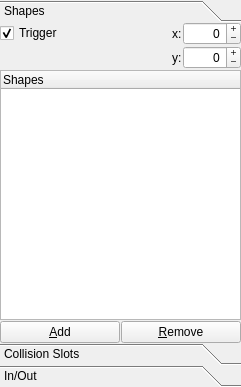
Qt form lib/ui/tab_regionsUi.ui (wonkoderverstaendige/Spotter) before a commit.
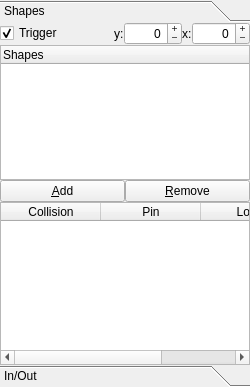
The same form after that commit.

Patch:
```diff
--- a/lib/ui/tab_regionsUi.ui
+++ b/lib/ui/tab_regionsUi.ui
@@ -6,7 +6,7 @@
    <rect>
     <x>0</x>
     <y>0</y>
-    <width>241</width>
+    <width>250</width>
     <height>387</height>
    </rect>
   </property>
@@ -47,8 +47,8 @@
          <rect>
           <x>0</x>
           <y>0</y>
-          <width>239</width>
-          <height>322</height>
+          <width>248</width>
+          <height>343</height>
          </rect>
         </property>
         <attribute name="label">
@@ -67,9 +67,33 @@
             <number>0</number>
            </property>
            <property name="spacing">
-            <number>1</number>
+            <number>0</number>
            </property>
-           <item row="8" column="0">
+           <item row="5" column="0" rowspan="2" colspan="2">
+            <widget class="QTreeWidget" name="tree_region_shapes">
+             <property name="sizePolicy">
+              <sizepolicy hsizetype="Expanding" vsizetype="Expanding">
+               <horstretch>0</horstretch>
+               <verstretch>0</verstretch>
+              </sizepolicy>
+             </property>
+             <property name="showDropIndicator" stdset="0">
+              <bool>false</bool>
+             </property>
+             <property name="alternatingRowColors">
+              <bool>true</bool>
+             </property>
+             <property name="indentation">
+              <number>0</number>
+             </property>
+             <column>
+              <property name="text">
+               <string>Shapes</string>
+              </property>
+             </column>
+            </widget>
+           </item>
+           <item row="7" column="0">
             <widget class="QPushButton" name="btn_add_shape">
              <property name="minimumSize">
               <size>
@@ -88,7 +112,7 @@
              </property>
             </widget>
            </item>
-           <item row="8" column="1">
+           <item row="7" column="1">
             <widget class="QPushButton" name="btn_remove_shape">
              <property name="minimumSize">
               <size>
@@ -127,49 +151,6 @@
               </spacer>
              </item>
              <item>
-              <widget class="QLabel" name="lbl_x">
-               <property name="text">
-                <string>x:</string>
-               </property>
-              </widget>
-             </item>
-             <item>
-              <widget class="QSpinBox" name="spin_shape_x">
-               <property name="alignment">
-                <set>Qt::AlignRight|Qt::AlignTrailing|Qt::AlignVCenter</set>
-               </property>
-               <property name="buttonSymbols">
-                <enum>QAbstractSpinBox::PlusMinus</enum>
-               </property>
-               <property name="accelerated">
-                <bool>true</bool>
-               </property>
-               <property name="minimum">
-                <number>-2048</number>
-               </property>
-               <property name="maximum">
-                <number>2048</number>
-               </property>
-              </widget>
-             </item>
-            </layout>
-           </item>
-           <item row="5" column="0" colspan="2">
-            <layout class="QHBoxLayout" name="horizontalLayout_2">
-             <item>
-              <spacer name="horizontalSpacer_2">
-               <property name="orientation">
-                <enum>Qt::Horizontal</enum>
-               </property>
-               <property name="sizeHint" stdset="0">
-                <size>
-                 <width>40</width>
-                 <height>20</height>
-                </size>
-               </property>
-              </spacer>
-             </item>
-             <item>
               <widget class="QLabel" name="lbl_y">
                <property name="text">
                 <string>y:</string>
@@ -195,62 +176,41 @@
                </property>
               </widget>
              </item>
-            </layout>
-           </item>
-           <item row="6" column="0" rowspan="2" colspan="2">
-            <widget class="QTreeWidget" name="tree_region_shapes">
-             <property name="sizePolicy">
-              <sizepolicy hsizetype="Expanding" vsizetype="Expanding">
-               <horstretch>0</horstretch>
-               <verstretch>0</verstretch>
-              </sizepolicy>
-             </property>
-             <property name="showDropIndicator" stdset="0">
-              <bool>false</bool>
-             </property>
-             <property name="alternatingRowColors">
-              <bool>true</bool>
-             </property>
-             <property name="indentation">
-              <number>0</number>
-             </property>
-             <column>
+             <item>
+              <widget class="QLabel" name="lbl_x">
               <property name="text">
-               <string>Shapes</string>
-              </property>
-             </column>
-            </widget>
-           </item>
-          </layout>
-         </item>
-        </layout>
-       </widget>
-       <widget class="QWidget" name="page_regions_collisions">
-        <property name="geometry">
-         <rect>
-          <x>0</x>
-          <y>0</y>
-          <width>239</width>
-          <height>322</height>
-         </rect>
-        </property>
-        <attribute name="label">
-         <string>Collision Slots</string>
-        </attribute>
-        <layout class="QGridLayout" name="gridLayout_8">
-         <property name="margin">
-          <number>0</number>
-         </property>
-         <property name="spacing">
-          <number>0</number>
-         </property>
-         <item row="0" column="0">
+                <string>x:</string>
+               </property>
+              </widget>
+             </item>
+             <item>
+              <widget class="QSpinBox" name="spin_shape_x">
+               <property name="alignment">
+                <set>Qt::AlignRight|Qt::AlignTrailing|Qt::AlignVCenter</set>
+               </property>
+               <property name="buttonSymbols">
+                <enum>QAbstractSpinBox::PlusMinus</enum>
+               </property>
+               <property name="accelerated">
+                <bool>true</bool>
+               </property>
+               <property name="minimum">
+                <number>-2048</number>
+               </property>
+               <property name="maximum">
+                <number>2048</number>
+               </property>
+              </widget>
+             </item>
+            </layout>
+           </item>
+           <item row="8" column="0" colspan="2">
           <layout class="QGridLayout" name="gridLayout_10">
+             <property name="spacing">
+              <number>0</number>
+             </property>
            <item row="1" column="0">
             <widget class="QTableWidget" name="table_slots">
-             <property name="enabled">
-              <bool>false</bool>
-             </property>
              <property name="horizontalScrollBarPolicy">
               <enum>Qt::ScrollBarAsNeeded</enum>
              </property>
@@ -292,18 +252,7 @@
              </column>
             </widget>
            </item>
-           <item row="0" column="0">
-            <widget class="QPushButton" name="btn_lock_table">
-             <property name="text">
-              <string>Unlock</string>
-             </property>
-             <property name="checkable">
-              <bool>true</bool>
-             </property>
-             <property name="default">
-              <bool>true</bool>
-             </property>
-            </widget>
+            </layout>
            </item>
           </layout>
          </item>
```
Left out of the diff: 4 changed lines with no effect on the pictures. Lines whose indentation alone changed are shown as unchanged.
